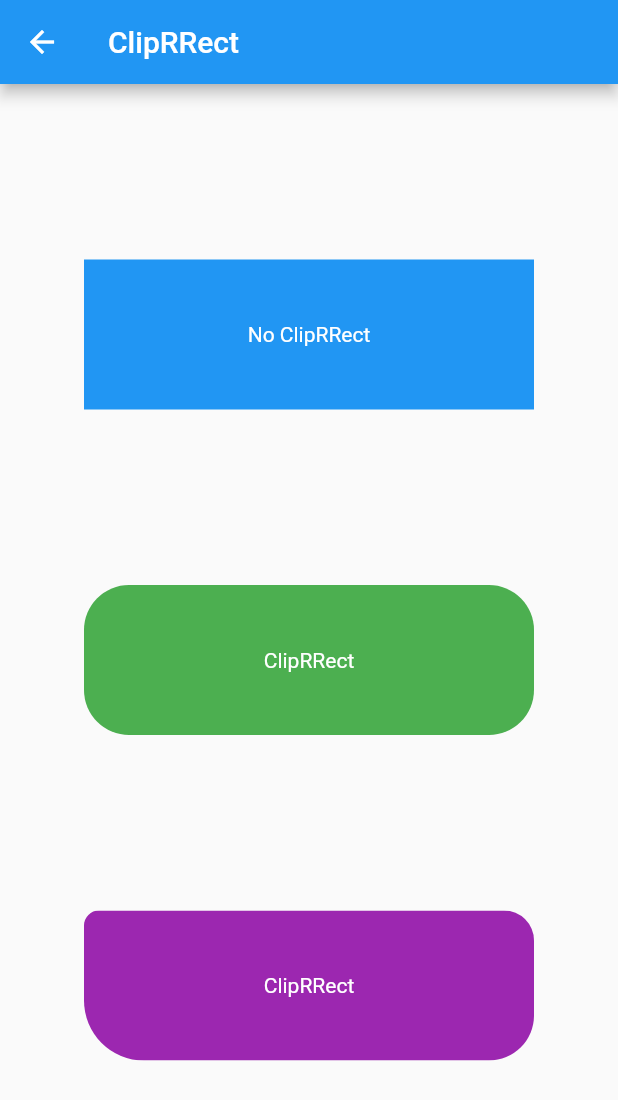
After one commit to isanmh/flutter_jabar, a Flutter app: the ClipRRectPage screen opened by its route, on a phone screen of 412 x 824 dp. The commit adds this screen. Shown: the top 1100 px of the screen. Run offline on Flutter 3.47's test engine with Material 2 defaults, Android fonts, the phone set to English and light mode, and no system bars; our stand-ins replace google_nav_bar, webview_flutter.

Commit message:
Add: ClipRect,NavigationBar

```diff
--- /dev/null
+++ b/lib/dasar/clipRRect/clip_rect.dart
@@ -0,0 +1,60 @@
+import 'package:flutter/material.dart';
+
+class ClipRRectPage extends StatelessWidget {
+  const ClipRRectPage({Key? key}) : super(key: key);
+
+  @override
+  Widget build(BuildContext context) {
+    const TextStyle style = TextStyle(color: Colors.white);
+    return Scaffold(
+      appBar: AppBar(
+        title: const Text('ClipRRect'),
+      ),
+      body: Center(
+        child: Column(
+          mainAxisAlignment: MainAxisAlignment.spaceEvenly,
+          children: <Widget>[
+            Container(
+              alignment: Alignment.center,
+              constraints: const BoxConstraints(
+                maxWidth: 300,
+                maxHeight: 100,
+              ),
+              color: Colors.blue,
+              child: const Text('No ClipRRect', style: style),
+            ),
+            ClipRRect(
+              borderRadius: BorderRadius.circular(30.0),
+              child: Container(
+                alignment: Alignment.center,
+                constraints: const BoxConstraints(
+                  maxWidth: 300,
+                  maxHeight: 100,
+                ),
+                color: Colors.green,
+                child: const Text('ClipRRect', style: style),
+              ),
+            ),
+            ClipRRect(
+              borderRadius: const BorderRadius.only(
+                topLeft: Radius.circular(10.0),
+                topRight: Radius.circular(20.0),
+                bottomRight: Radius.circular(30.0),
+                bottomLeft: Radius.circular(40.0),
+              ),
+              child: Container(
+                alignment: Alignment.center,
+                constraints: const BoxConstraints(
+                  maxWidth: 300,
+                  maxHeight: 100,
+                ),
+                color: Colors.purple,
+                child: const Text('ClipRRect', style: style),
+              ),
+            ),
+          ],
+        ),
+      ),
+    );
+  }
+}
--- a/lib/main.dart
+++ b/lib/main.dart
@@ -1,8 +1,11 @@
 import 'package:flutter/material.dart';
+import 'package:flutterv3/dasar/clipRRect/clip_rect.dart';
+import 'package:flutterv3/dasar/clipRRect/imageclipRect.dart';
 import 'package:flutterv3/dasar/dasar_flutter.dart';
 import 'package:flutterv3/dasar/root_page.dart';
 import 'package:flutterv3/navigations/bottom_nav.dart';
 import 'package:flutterv3/navigations/google_nav_bar.dart';
+import 'package:flutterv3/navigations/nav_bar.dart';
 import 'package:flutterv3/pages/splash_page.dart';
 import 'package:flutterv3/slicing/chatty.dart';
 import 'package:flutterv3/webview/web_view.dart';
@@ -21,11 +24,14 @@ class MyApp extends StatelessWidget {
       routes: {
         '/': (context) => const SplashPage(),
         '/bottomnav': (context) => const BottomNav(),
+        '/navigationbar': (context) => const NavBar(),
         '/googlenav': (context) => const GoogleNavBar(),
         '/rootpage': (context) => const RootPage(),
         '/dasar': (context) => const DasarFlutter(),
         '/chatty': (context) => const Chatty(),
         '/webview': (context) => const WebViewPage(),
+        '/cliprrect': (context) => const ClipRRectPage(),
+        '/imagecliprect': (context) => const ImageclipRect(),
       },
       // home: BottomNav(),
     );
```
Also changed, not shown: lib/dasar/clipRRect/imageclipRect.dart (added, +49 -0 lines), lib/dasar/menu_page.dart (+20 -0 lines), lib/navigations/nav_bar.dart (added, +60 -0 lines), pubspec.lock.
